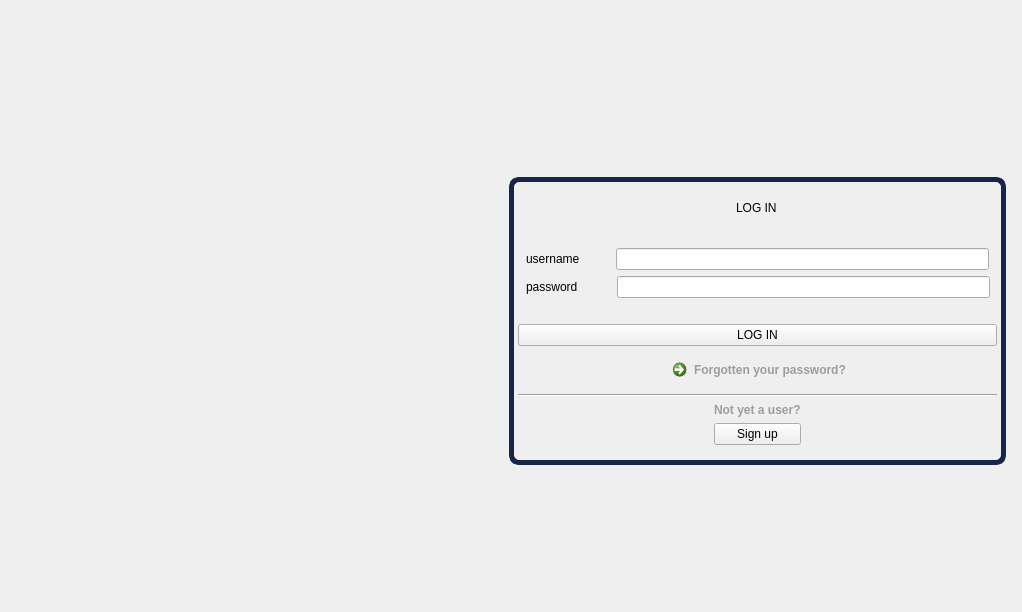
First picture: the form in dialog.ui, repository EotDc35F/project, before the edit.
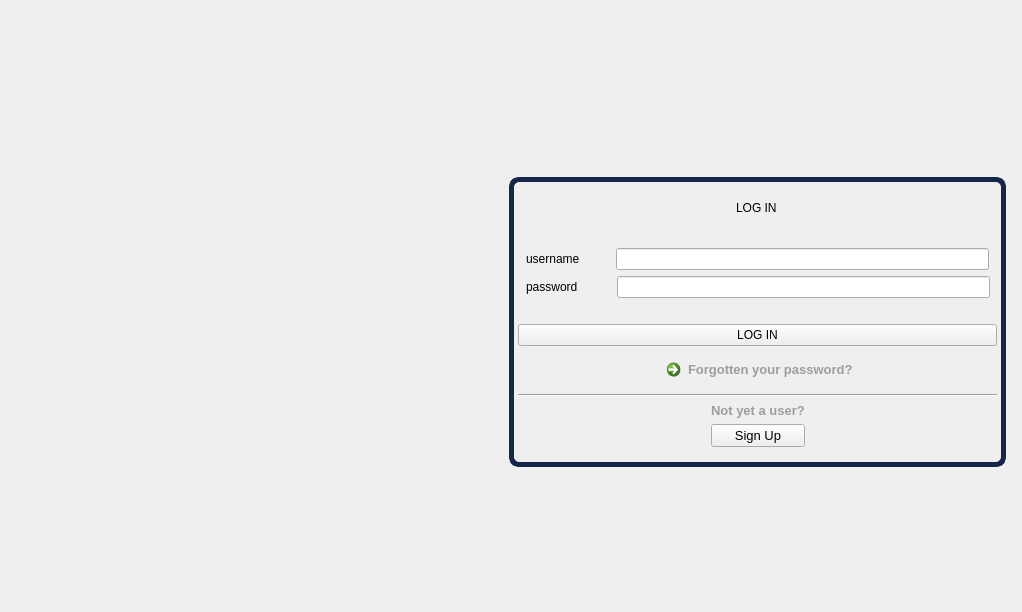
Second picture: the form after the edit. Icons and pictures are not drawn.

```diff
--- a/dialog.ui
+++ b/dialog.ui
@@ -436,6 +436,7 @@
             </property>
             <property name="font">
              <font>
+              <pointsize>10</pointsize>
               <weight>75</weight>
               <bold>true</bold>
               <kerning>true</kerning>
@@ -499,7 +500,7 @@
            <widget class="QLabel" name="label">
             <property name="font">
              <font>
-              <pointsize>9</pointsize>
+              <pointsize>10</pointsize>
               <weight>75</weight>
               <italic>false</italic>
               <bold>true</bold>
@@ -534,11 +535,20 @@
           </item>
           <item row="1" column="1">
            <widget class="QPushButton" name="signup">
+            <property name="font">
+             <font>
+              <family>MS Shell Dlg 2</family>
+              <pointsize>10</pointsize>
+              <weight>9</weight>
+              <italic>false</italic>
+              <bold>false</bold>
+             </font>
+            </property>
             <property name="styleSheet">
              <string notr="true">font: 75 10pt &quot;MS Shell Dlg 2&quot;;</string>
             </property>
             <property name="text">
-             <string>Sign up</string>
+             <string>Sign Up</string>
             </property>
             <property name="autoDefault">
              <bool>false</bool>
```
